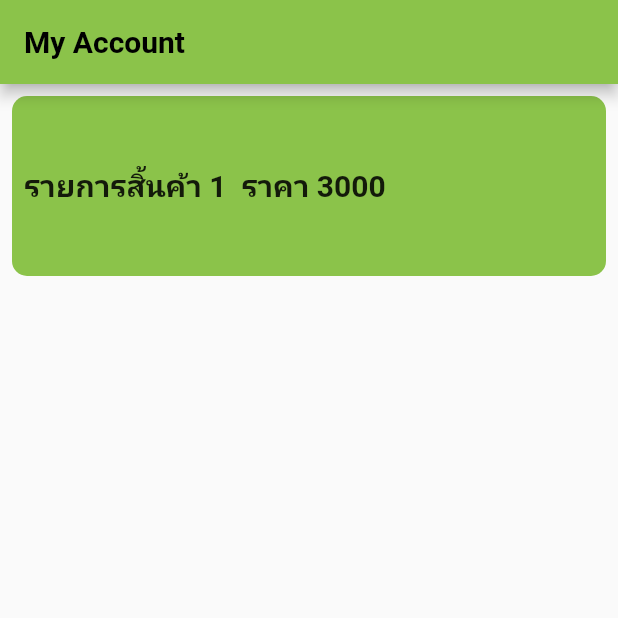
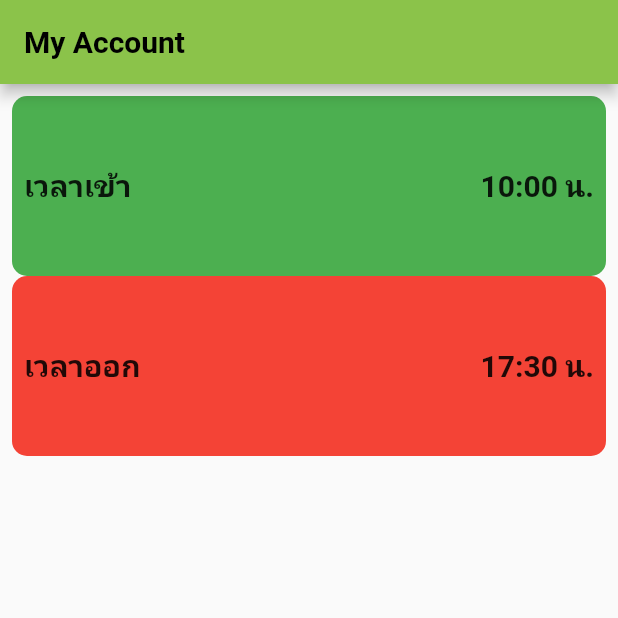
Before and after one commit to Kevinfame007/Learn-Flutter, a Flutter app: the screen it shows after launch, on a phone screen of 412 x 824 dp, the top half of it. Run offline on Flutter 3.47's test engine with Material 2 defaults, Android fonts, the phone set to English and light mode, and no system bars.

Commit message:
learn how to use expanded widget
learn how to use expanded widget to config interface structure of your app

```diff
--- a/learn_flutter/lib/main.dart
+++ b/learn_flutter/lib/main.dart
@@ -64,23 +64,56 @@ class _MyHomePageState extends State<MyHomePage>
             Container(
               padding: const EdgeInsets.all(8.0),
               decoration: BoxDecoration(
-                  color: Colors.lightGreen,
+                  color: Colors.green,
                   borderRadius: BorderRadius.circular(10)),
               height: 120,
               child: Row(
+                crossAxisAlignment: CrossAxisAlignment.center,
                 children: [
                   Text(
-                    "รายการสิ้นค้า 1 ",
+                    "เวลาเข้า ",
                     style: TextStyle(
                       fontSize: 20,
                       fontWeight: FontWeight.bold,
                     ),
                   ),
+                  Expanded(
+                    child: Text(
+                      " 10:00 น.",
+                      style: TextStyle(
+                        fontSize: 20,
+                        fontWeight: FontWeight.bold,
+                      ),
+                      textAlign: TextAlign.right,
+                    ),
+                  ),
+                ],
+              ),
+            ),
+            Container(
+              padding: const EdgeInsets.all(8.0),
+              decoration: BoxDecoration(
+                  color: Colors.red,
+                  borderRadius: BorderRadius.circular(10)),
+              height: 120,
+              child: Row(
+                crossAxisAlignment: CrossAxisAlignment.center,
+                children: [
                   Text(
-                    " ราคา 3000",
+                    "เวลาออก ",
                     style: TextStyle(
                       fontSize: 20,
                       fontWeight: FontWeight.bold,
+                    ),
+                  ),
+                  Expanded(
+                    child: Text(
+                      " 17:30 น.",
+                      style: TextStyle(
+                        fontSize: 20,
+                        fontWeight: FontWeight.bold,
+                      ),
+                      textAlign: TextAlign.right,
                     ),
                   ),
                 ],
```
